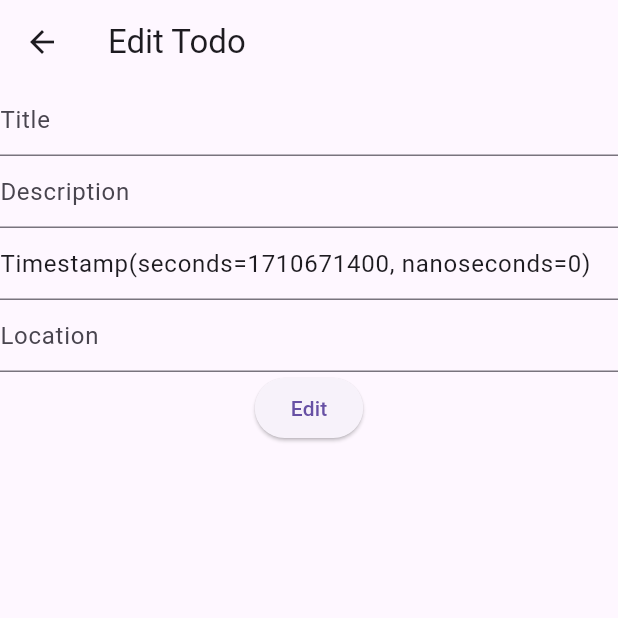
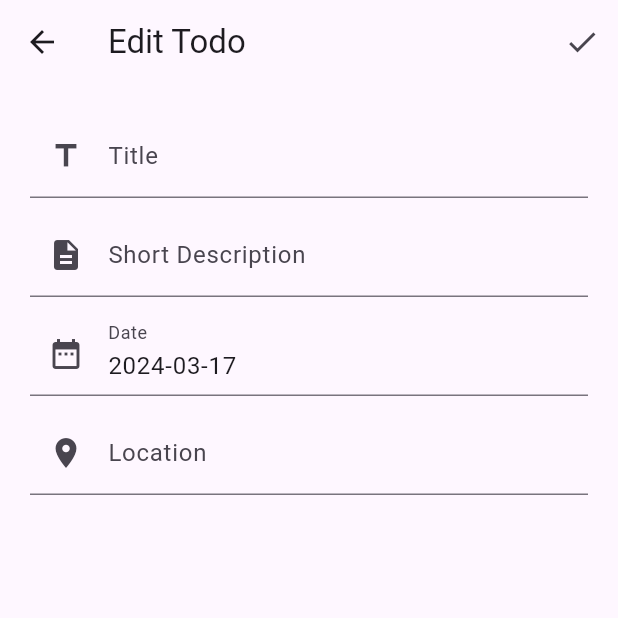
Before and after one commit to aritsulynn/localist, a Flutter app: the EditScreen screen opened directly with empty values, on a phone screen of 412 x 824 dp, the top half of it. Run offline on Flutter 3.47's test engine with Material 3 defaults, Android fonts, the phone set to English and light mode, and no system bars; our stand-ins replace cloud_firestore, firebase_auth, firebase_core, geolocator, latlong2; missing offline and left inert: longdo_maps_api3_flutter; accounts and stored records are empty; network calls fail.

Commit message:
add location first look
with location and add to firebase

```diff
--- /dev/null
+++ b/devtools_options.yaml
@@ -0,0 +1 @@
+extensions:
--- a/lib/model/todo.dart
+++ b/lib/model/todo.dart
@@ -9,7 +9,7 @@ class Todo {
     required String title,
     required String description,
     required Timestamp date,
-    // required GeoPoint location,
+    GeoPoint? location,
   }) async {
     await db
         .collection('users')
@@ -20,7 +20,7 @@ class Todo {
           'description': description,
           'isDone': false,
           'date': date,
-          // 'location': location,
+          'location': location,
         })
         .then((value) => print("Todo Added"))
         .catchError((error) => print("Failed to add todo: $error"));
--- a/lib/screen/edit_profile.dart
+++ b/lib/screen/edit_profile.dart
@@ -1,7 +1,6 @@
 import 'package:cloud_firestore/cloud_firestore.dart';
 import 'package:firebase_auth/firebase_auth.dart';
 import 'package:flutter/material.dart';
-import 'package:localist/screen/myprofile.dart';
 
 class EditProfile extends StatefulWidget {
   const EditProfile({super.key});
--- a/lib/screen/edit_todo.dart
+++ b/lib/screen/edit_todo.dart
@@ -14,7 +14,7 @@ class EditScreen extends StatefulWidget {
 class _EditScreenState extends State<EditScreen> {
   final db = FirebaseFirestore.instance;
   final User? user = Auth().currentUser;
-
+  final GlobalKey<FormState> _formKey = GlobalKey<FormState>();
   String? errorMessage = '';
   final TextEditingController titleController = TextEditingController();
   final TextEditingController descriptionController = TextEditingController();
@@ -31,12 +31,16 @@ class _EditScreenState extends State<EditScreen> {
           .update({
         'title': titleController.text,
         'description': descriptionController.text,
-        'date': DateTime.parse(dateController.text),
+        'date': Timestamp.fromDate(DateTime.parse(dateController.text)),
         'location': locationController.text,
       });
     } catch (e) {
       errorMessage = e.toString();
     }
+  }
+
+  String formatLocation(GeoPoint location) {
+    return '${location.latitude}, ${location.longitude}';
   }
 
   Future<void> getTodoDetail() async {
@@ -49,10 +53,25 @@ class _EditScreenState extends State<EditScreen> {
           .get();
       titleController.text = documentSnapshot['title'];
       descriptionController.text = documentSnapshot['description'];
-      dateController.text = documentSnapshot['date'].toString();
-      locationController.text = documentSnapshot['location'];
+      dateController.text =
+          documentSnapshot['date'].toDate().toString().split(' ')[0];
+      locationController.text = formatLocation(documentSnapshot['location']);
     } catch (e) {
       errorMessage = e.toString();
+    }
+  }
+
+  Future<void> pick_date() async {
+    DateTime? date = await showDatePicker(
+      context: context,
+      initialDate: DateTime.now(),
+      firstDate: DateTime(DateTime.now().year),
+      lastDate: DateTime(2100),
+    );
+    if (date != null) {
+      setState(() {
+        dateController.text = date.toString().split(' ')[0]; // get date only
+      });
     }
   }
 
@@ -62,47 +81,82 @@ class _EditScreenState extends State<EditScreen> {
     getTodoDetail();
   }
 
+  Widget _formEditTodo(BuildContext context) {
+    return Form(
+      key: _formKey,
+      child: Column(
+        children: [
+          TextFormField(
+            controller: titleController,
+            decoration: const InputDecoration(
+              labelText: 'Title',
+              // filled: false,
+              prefixIcon: Icon(Icons.title),
+            ),
+          ),
+          SizedBox(
+            height: 10,
+          ),
+          TextFormField(
+            controller: descriptionController,
+            decoration: const InputDecoration(
+              // contentPadding: EdgeInsets.fromLTRB(0, 0, 0, 150),
+              labelText: 'Short Description',
+              filled: false,
+              prefixIcon: Icon(Icons.description),
+            ),
+          ),
+          SizedBox(
+            height: 10,
+          ),
+          TextFormField(
+            controller: dateController,
+            decoration: const InputDecoration(
+              labelText: 'Date',
+              filled: false,
+              prefixIcon: Icon(Icons.date_range),
+            ),
+            onTap: () => pick_date(),
+          ),
+          SizedBox(
+            height: 10,
+          ),
+          TextFormField(
+            controller: locationController,
+            decoration: const InputDecoration(
+              labelText: 'Location',
+              filled: false,
+              prefixIcon: Icon(Icons.location_on),
+            ),
+          ),
+        ],
+      ),
+    );
+  }
+
   @override
   Widget build(BuildContext context) {
     return Scaffold(
-        appBar: AppBar(title: Text("Edit Todo")),
-        body: Container(
-          child: Column(
-            children: [
-              // Edit the task title, description, date, and location
-              TextField(
-                controller: titleController,
-                decoration: InputDecoration(
-                  hintText: "Title",
-                ),
-              ),
-              TextField(
-                controller: descriptionController,
-                decoration: InputDecoration(
-                  hintText: "Description",
-                ),
-              ),
-              TextField(
-                controller: dateController,
-                decoration: InputDecoration(
-                  hintText: "Date",
-                ),
-              ),
-              TextField(
-                controller: locationController,
-                decoration: InputDecoration(
-                  hintText: "Location",
-                ),
-              ),
-              ElevatedButton(
+      appBar: AppBar(
+        title: const Text("Edit Todo"),
+        actions: [
+          IconButton(
             onPressed: () {
+              if (_formKey.currentState!.validate()) {
                 editTodo();
                 Navigator.pop(context);
+              } else {
+                print('Button is disabled');
+              }
             },
-                child: Text("Edit"),
+            icon: const Icon(Icons.check),
           ),
         ],
       ),
-        ));
+      body: SingleChildScrollView(
+          child: Container(
+              padding: const EdgeInsets.all(20),
+              child: _formEditTodo(context))),
+    );
   }
 }
```
Also changed, not shown: lib/screen/add_new_todo.dart (+91 -102 lines), lib/screen/home.dart (+3 -4 lines), lib/screen/map.dart (+35 -23 lines), lib/screen/myprofile.dart (+7 -5 lines), lib/screen/register_login.dart (+11 -13 lines), 1 other file. Lines whose indentation alone changed are shown as unchanged.
